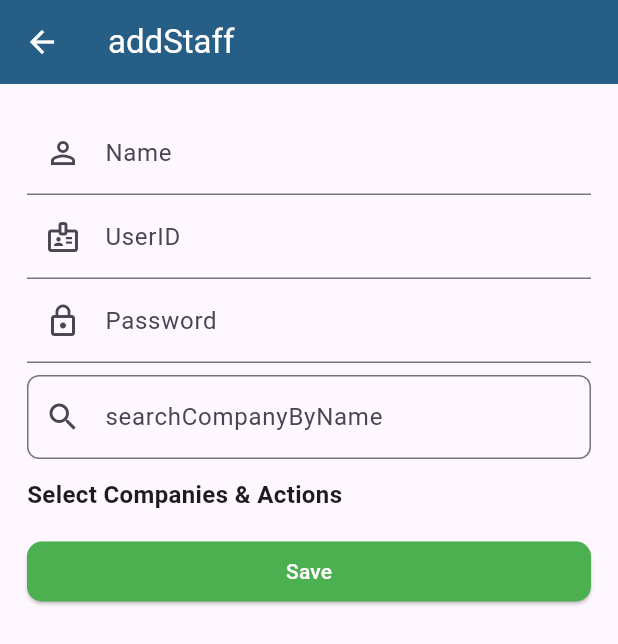
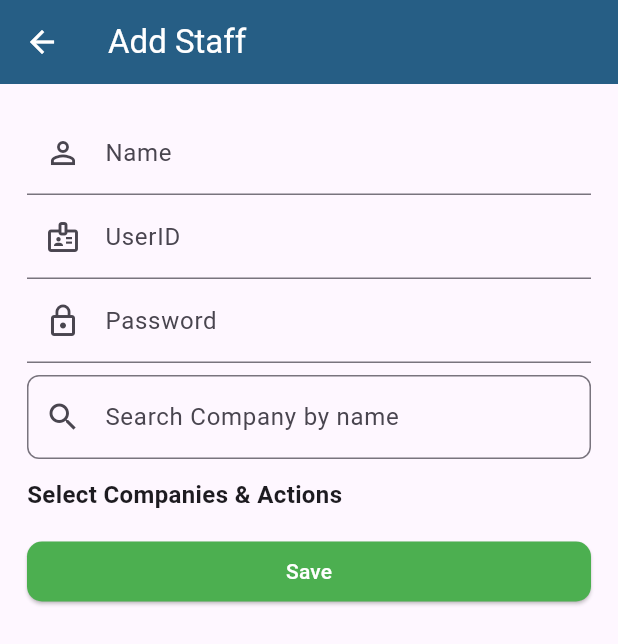
Before and after one commit to atulsingh1dhakad/2khatabook_shya, a Flutter app: the AddStaffScreen screen opened directly, on a phone screen of 412 x 824 dp. Shown: the top 644 px of the screen. Run offline on Flutter 3.47's test engine with Material 3 defaults, Android fonts, the light colour scheme and no system bars; our stand-ins replace file_picker, google_fonts, math_expressions, package_info_plus, permission_handler, shared_preferences; missing offline and left inert: flutter_file_downloader, http_interceptor; accounts and stored records are empty; network calls fail.

```diff
--- a/lib/LIST_LANG.dart
+++ b/lib/LIST_LANG.dart
@@ -150,6 +150,19 @@ class AppStrings {
     "noRecords":"No Records Found",
     "downloadPdf":"Download PDF",
     "downloadxl":"Download Excel",
+    "editStaff": "Edit Staff",
+    "saveChanges":"Save Changes",
+    "searchCompanyByName" : "Search Company by name  ",
+    "staff":"Staff",
+    "addStaff":"Add Staff",
+    "yourSecurityCode":"Your Security Code ",
+    "changeSecurityNumber":"Change Security Number",
+    "enterNewSecurityNumber":"Enter New number",
+    "on":" ON ",
+    "off":" OFF ",
+    "languageUpdatedSuccessfully":"Language Updated Successfully",
+    "editCustomer": "Edit Customer Details",
+    "searchStaff" : "Search Staff",
 
   };
 
@@ -259,6 +272,19 @@ class AppStrings {
     "noRecords":"कोई रिकॉर्ड नहीं मिला",
     "downloadPdf":"पीडीएफ डाउनलोड करें",
     "downloadxl":"एक्सएल डाउनलोड करें",
+    "editStaff": "स्टाफ संपादित करें",
+    "saveChanges":"बदलाव सहेजें ",
+    "searchCompanyByName" : "कंपनी के नाम से खोजें  ",
+    "staff":"स्टाफ ",
+    "addStaff":"स्टाफ जोंडे",
+    "yourSecurityCode":"आपकी सुरक्षा संख्या",
+    "changeSecurityNumber":"सुरक्षा संख्या बदलें",
+    "enterNewSecurityNumber":"नई संख्या डालें ",
+    "on":"चालू है ",
+    "off":"बंद है ",
+    "languageUpdatedSuccessfully":"भाषा सफलतापूर्वक अपडेट की गई",
+    "editCustomer": "कस्टमर की जानकारी संपादित करें",
+    "searchStaff" : "स्टाफ दूँडे ",
 
 
   };
--- a/lib/presentation/Addcustomerscreen.dart
+++ b/lib/presentation/Addcustomerscreen.dart
@@ -453,7 +453,7 @@ class _AddCustomerPageState extends State<AddCustomerPage> {
             label: Text(
               isEdit
                   ? AppStrings.getString("updateCustomer")
-                  : AppStrings.getString("createCustomer"),
+                  : AppStrings.getString("addCustomer"),
               style: const TextStyle(color: Colors.white),
             ),
             style: ElevatedButton.styleFrom(
--- a/lib/presentation/addstaff.dart
+++ b/lib/presentation/addstaff.dart
@@ -232,7 +232,7 @@ class _AddStaffScreenState extends State<AddStaffScreen> {
               children: [
                 const Icon(Icons.edit, size: 13),
                 const SizedBox(width: 4),
-                Text(AppStrings.getString("edit"), style: const TextStyle(fontSize: 12)),
+                Text("view-edit", style: const TextStyle(fontSize: 12)),
               ],
             ),
           ),
--- a/lib/security/secureform.dart
+++ b/lib/security/secureform.dart
@@ -315,7 +315,7 @@ class _SecurityPinScreenState extends State<SecurityPinScreen> {
             keyboardType: TextInputType.number,
             inputFormatters: [FilteringTextInputFormatter.digitsOnly],
             padding: const EdgeInsets.symmetric(vertical: 13, horizontal: 12),
-            style: const TextStyle(fontSize: 16, letterSpacing: 7),
+            style: const TextStyle(fontSize: 16, letterSpacing: 0),
             decoration: BoxDecoration(
               color: enabled ? Colors.white : Colors.grey[200],
               border: Border.all(color: kButtonBorder, width: 1.4),
@@ -461,7 +461,7 @@ class _SecurityPinScreenState extends State<SecurityPinScreen> {
                       _pinField(
                         controller: pinController,
                         label: AppStrings.getString("securityNumber"),
-                        placeholder: AppStrings.getString("enterYourNumber"),
+                        placeholder: AppStrings.getString("enterNewSecurityNumber"),
                         enabled: true,
                       ),
                       if (_errorMsg != null)
--- a/pubspec.yaml
+++ b/pubspec.yaml
@@ -50,6 +50,7 @@ dependencies:
   math_expressions: ^2.7.0
   restart_app: ^1.3.2
   permission_handler: ^12.0.0+1
+  flutter_file_downloader: ^2.1.0
 
 dev_dependencies:
   flutter_test:
```
Also changed, not shown: lib/presentation/Reportscreen.dart (+55 -56 lines), lib/presentation/youwillget.dart (+9 -8 lines), lib/presentation/youwillgive.dart (+10 -8 lines), pubspec.lock, 1 other file.
